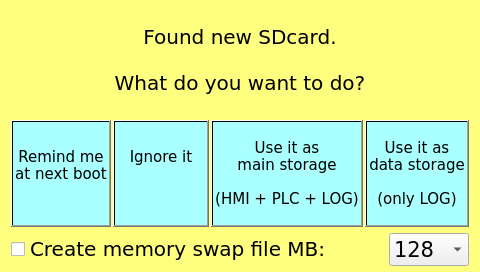
Before: the Qt Designer form projects/SDcard/sdcard.ui in MECTsrl/imx_mect, drawn with Qt 5.
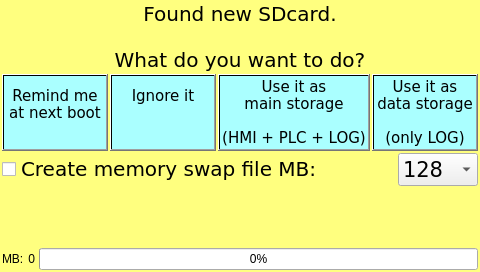
After: the same form once the commit is applied.

Commit message: Issue 1866: Add Swap file on SD Card (SDcard project with Swap file creation)

Patch:
```diff
--- a/projects/SDcard/sdcard.ui
+++ b/projects/SDcard/sdcard.ui
@@ -31,11 +31,11 @@
 }</string>
   </property>
   <layout class="QVBoxLayout" name="verticalLayout">
-   <property name="topMargin">
-    <number>6</number>
+   <property name="spacing">
+    <number>2</number>
    </property>
-   <property name="bottomMargin">
-    <number>6</number>
+   <property name="margin">
+    <number>2</number>
    </property>
    <item>
     <widget class="QLabel" name="label">
@@ -251,6 +251,47 @@
      </item>
     </layout>
    </item>
+   <item>
+    <widget class="QLabel" name="labelAction">
+     <property name="text">
+      <string/>
+     </property>
+     <property name="alignment">
+      <set>Qt::AlignCenter</set>
+     </property>
+    </widget>
+   </item>
+   <item>
+    <layout class="QHBoxLayout" name="horizontalLayout_3">
+     <property name="spacing">
+      <number>4</number>
+     </property>
+     <item>
+      <widget class="QLabel" name="labelP">
+       <property name="text">
+        <string>MB:</string>
+       </property>
+      </widget>
+     </item>
+     <item>
+      <widget class="QLabel" name="labelMB">
+       <property name="text">
+        <string>0</string>
+       </property>
+       <property name="alignment">
+        <set>Qt::AlignRight|Qt::AlignTrailing|Qt::AlignVCenter</set>
+       </property>
+      </widget>
+     </item>
+     <item>
+      <widget class="QProgressBar" name="prgSwapFile">
+       <property name="value">
+        <number>0</number>
+       </property>
+      </widget>
+     </item>
+    </layout>
+   </item>
   </layout>
  </widget>
  <layoutdefault spacing="6" margin="11"/>
```
The commit also changes 4 other files.
